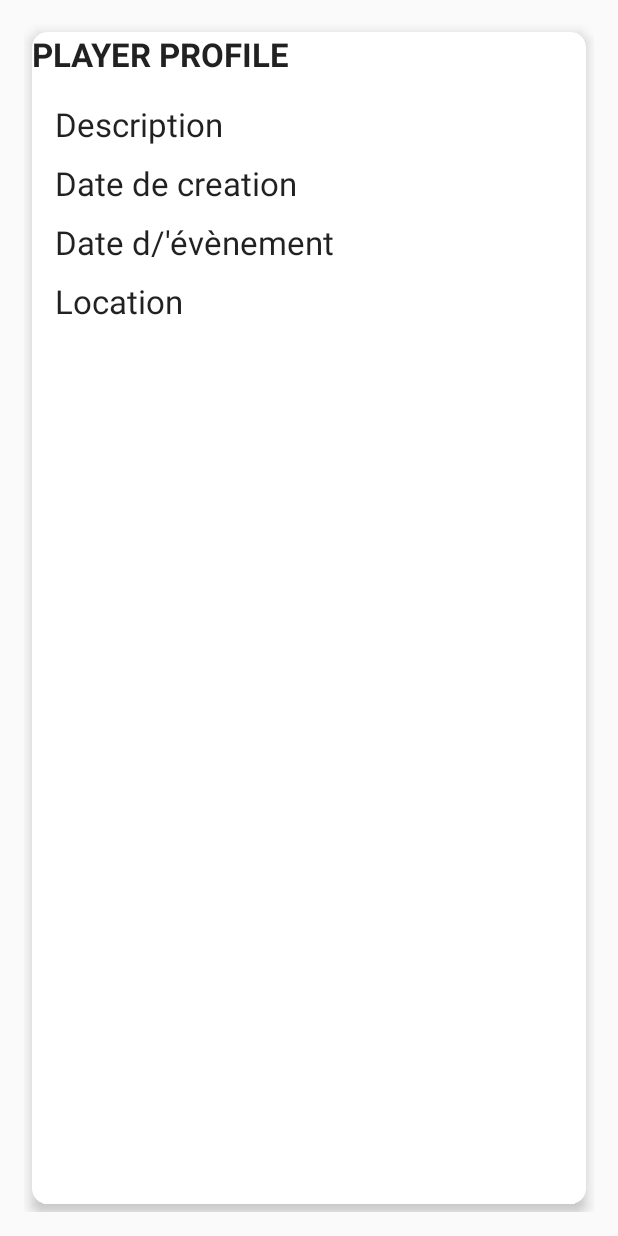
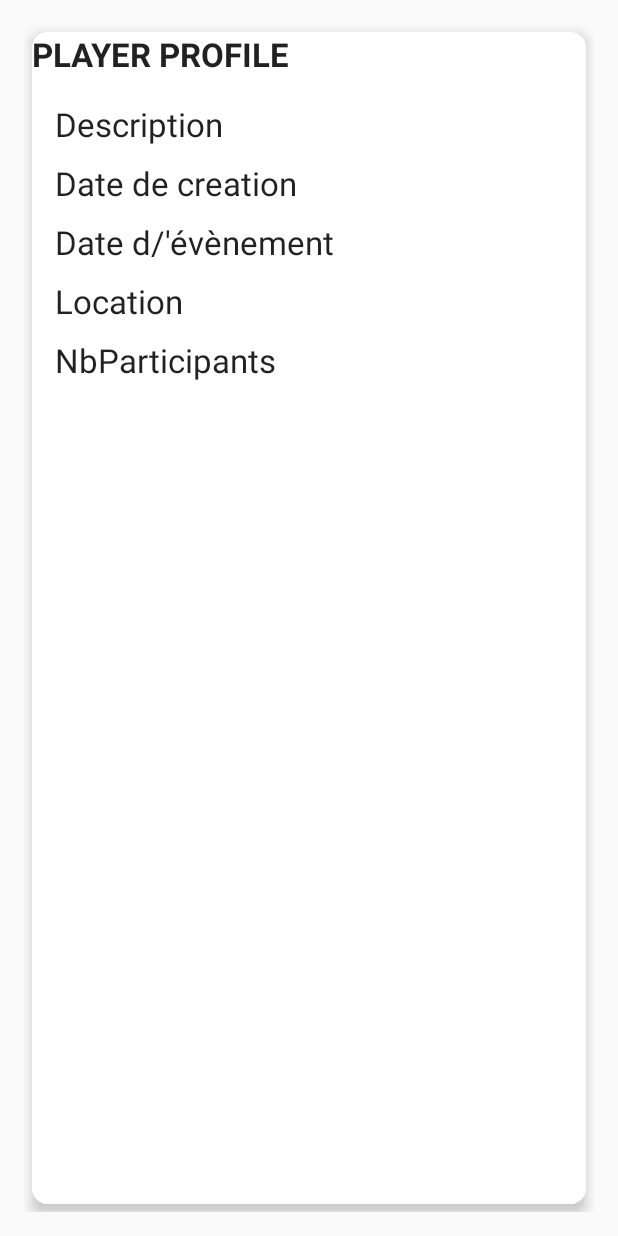
Before and after one commit to mouktar-hassan/FindEvents, an Android app: the layout content_detail_list.xml on its own in the app's theme, with its tools: preview values and no code run, on a phone screen of 412 x 824 dp. Run offline under Robolectric (Android 15) with nearby library versions, the phone set to English and light mode, and no system bars; network calls fail.

Commit message:
Ajoute de nombre de participants de l'évènement!

```diff
--- a/app/src/main/java/beans/CardsAdapter.java
+++ b/app/src/main/java/beans/CardsAdapter.java
@@ -78,6 +78,7 @@ public class CardsAdapter extends RecyclerView.Adapter<ViewHolder>{
                 i.putExtra("platitude",events.getLatitude());
                 i.putExtra("plongitude",events.getLongitude());
                 i.putExtra("plocation",events.getLocation());
+                i.putExtra("pguests_number",events.getGuests_number());
                 //i.putExtra("Image",images[position]);
 
                 //START DETAIL ACTIVITY
--- a/app/src/main/java/com/example/findevents/ShowEventDetailActivity.java
+++ b/app/src/main/java/com/example/findevents/ShowEventDetailActivity.java
@@ -45,7 +45,7 @@ public class ShowEventDetailActivity extends AppCompatActivity {
 
     //UI Design
     private ImageButton mDetailBackBtn;
-    private TextView textViewTitle,textViewDescription,textViewDateCreated,textViewDateEvent,textViewLocation;
+    private TextView textViewTitle,textViewDescription,textViewDateCreated,textViewDateEvent,textViewLocation,textViewNbParticipants;
     //TextView textComment;
     private String Messageurl, EventUrl,GuestsUrl,UserUrl;
     EditText subEditText;
@@ -84,6 +84,7 @@ public class ShowEventDetailActivity extends AppCompatActivity {
         textViewDateCreated=(TextView)findViewById(R.id.tvDate_Created);
         textViewDateEvent=(TextView)findViewById(R.id.tvDate_Event);
         textViewLocation=(TextView)findViewById(R.id.tvEventLocation);
+        textViewNbParticipants=(TextView)findViewById(R.id.tvEventNbParticipants);
 
         listegGuestsByEvent = new ArrayList<>();
         listegParticipationGuest = new ArrayList<>();
@@ -115,6 +116,7 @@ public class ShowEventDetailActivity extends AppCompatActivity {
         final String sDateCreated=myintent.getExtras().getString("pcreated_at");
         final String sDateEvent=myintent.getExtras().getString("pdateEvent");
         final String sLocation=myintent.getExtras().getString("plocation");
+        final int sNbParticipants=myintent.getExtras().getInt("pguests_number");
         sEventId=myintent.getExtras().getInt("pid");
         sEventUser=myintent.getExtras().getInt("pcreator");
 
@@ -125,6 +127,7 @@ public class ShowEventDetailActivity extends AppCompatActivity {
         textViewDateCreated.setText("Date de Création: "+sDateCreated);
         textViewDateEvent.setText("Date de l'évènement: "+sDateEvent);
         textViewLocation.setText("Lieu: "+sLocation);
+        textViewNbParticipants.setText("Participants:"+sNbParticipants);
 
         fab_participate = (FloatingActionButton) findViewById(R.id.fabEdite);
         fab_participate.setOnClickListener(new View.OnClickListener() {
--- a/app/src/main/java/com/example/findevents/ShowEventsListActivity.java
+++ b/app/src/main/java/com/example/findevents/ShowEventsListActivity.java
@@ -112,6 +112,7 @@ public class ShowEventsListActivity extends AppCompatActivity {
                         event.setLocation(jsonObject.getString("location_name"));
                         event.setLatitude(jsonObject.getInt("latitude"));
                         event.setLongitude(jsonObject.getInt("longitude"));
+                        event.setGuests_number(jsonObject.getInt("guests_number"));
 
 
 
--- a/app/src/main/res/layout/content_detail_list.xml
+++ b/app/src/main/res/layout/content_detail_list.xml
@@ -23,15 +23,6 @@
         <RelativeLayout
             android:layout_width="match_parent"
             android:layout_height="match_parent">
-
-            <!--<ImageView
-                android:id="@+id/playerImage"
-                android:layout_width="200dp"
-                android:layout_height="200dp"
-                android:layout_marginLeft="80dp"
-                android:layout_alignParentTop="true"
-                android:scaleType="fitCenter"
-                android:src="@drawable/login_img" />-->
 
 
 
@@ -88,6 +79,17 @@
                 android:text="Location "
                 android:textAppearance="?android:attr/textAppearanceLarge" />
 
+            <TextView
+                android:id="@+id/tvEventNbParticipants"
+                android:layout_width="wrap_content"
+                android:layout_height="wrap_content"
+                android:layout_alignParentLeft="true"
+                android:layout_below="@+id/tvEventLocation"
+                android:paddingLeft="15dp"
+                android:layout_marginTop="10dp"
+                android:text="NbParticipants "
+                android:textAppearance="?android:attr/textAppearanceLarge" />
+
         </RelativeLayout>
     </android.support.v7.widget.CardView>
 
```
Also changed, not shown: 76 other files.
